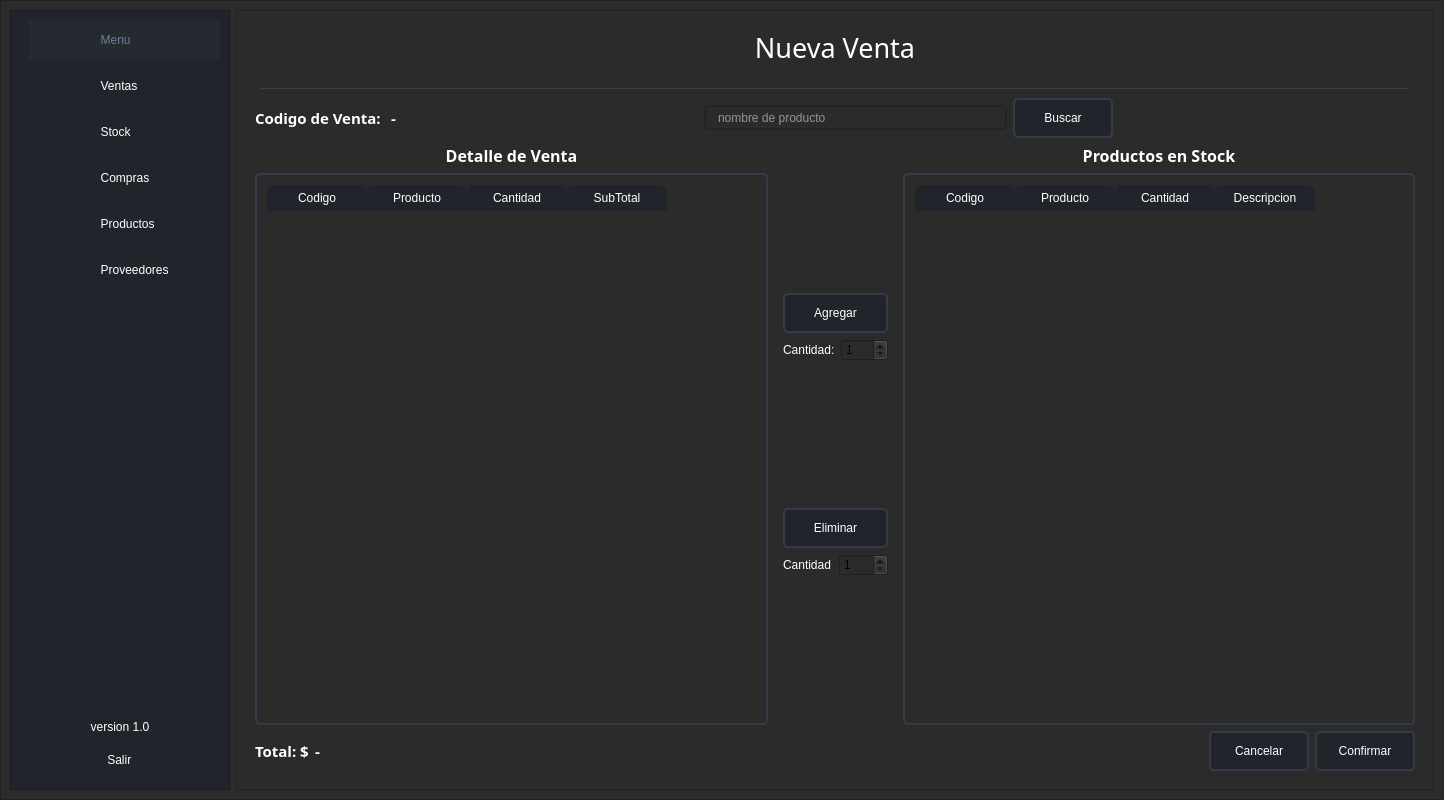
Qt form Views/Principal.ui (Ryderd20/Gestor-Stock) before a commit.
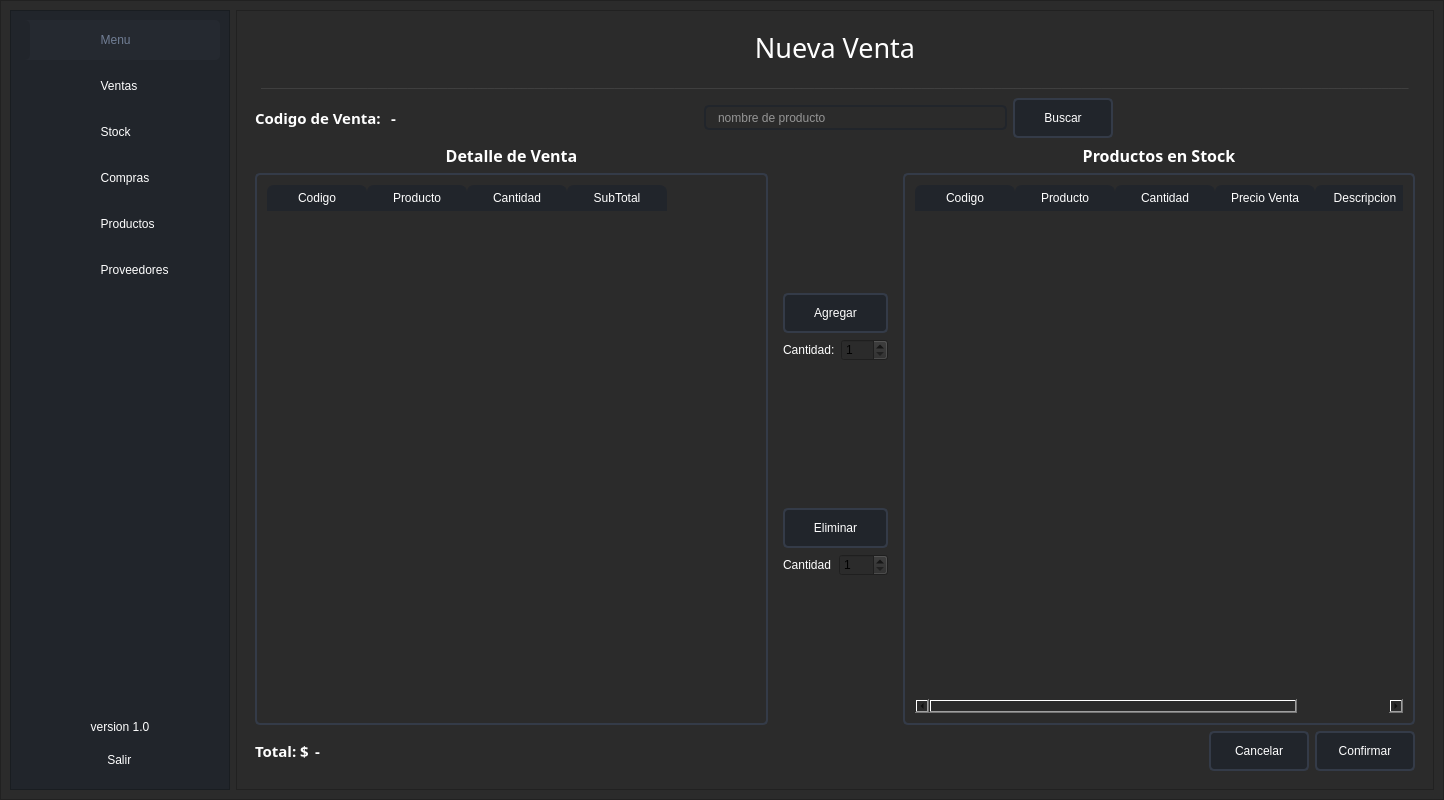
The same form after that commit. The open tabs and pages were chosen to show the change. Icons and pictures are not drawn.

The edit to the form file:
```diff
--- a/Views/Principal.ui
+++ b/Views/Principal.ui
@@ -1508,6 +1508,11 @@
                       <string>Cantidad</string>
                      </property>
                     </column>
+                    <column>
+                     <property name="text">
+                      <string>Precio Venta</string>
+                     </property>
+                    </column>
                     <column>
                      <property name="text">
                       <string>Descripcion</string>
```
